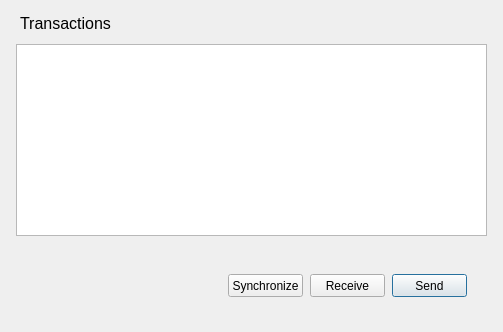
Above: views/gui/ui/WalletDialog.ui from RdeWilde/JoyStream before the change. Below: the same form after it.
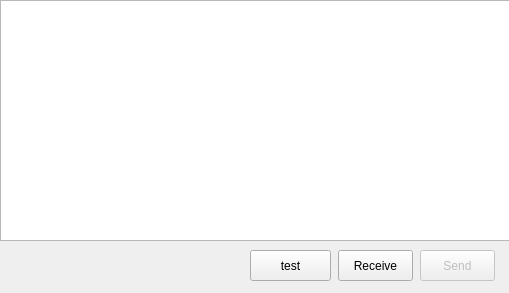
That is the form after the change.

```diff
--- a/views/gui/ui/WalletDialog.ui
+++ b/views/gui/ui/WalletDialog.ui
@@ -6,20 +6,23 @@
    <rect>
     <x>0</x>
     <y>0</y>
-    <width>503</width>
-    <height>332</height>
+    <width>509</width>
+    <height>293</height>
    </rect>
   </property>
   <property name="windowTitle">
    <string>Dialog</string>
   </property>
   <widget class="QPushButton" name="sendPushButton">
+   <property name="enabled">
+    <bool>false</bool>
+   </property>
    <property name="geometry">
     <rect>
-     <x>392</x>
-     <y>274</y>
+     <x>420</x>
+     <y>250</y>
      <width>75</width>
-     <height>23</height>
+     <height>31</height>
     </rect>
    </property>
    <property name="text">
@@ -29,10 +32,10 @@
   <widget class="QPushButton" name="receivePushButton">
    <property name="geometry">
     <rect>
-     <x>310</x>
-     <y>274</y>
+     <x>338</x>
+     <y>250</y>
      <width>75</width>
-     <height>23</height>
+     <height>31</height>
     </rect>
    </property>
    <property name="text">
@@ -42,41 +45,23 @@
   <widget class="QLabel" name="numKeys">
    <property name="geometry">
     <rect>
-     <x>18</x>
-     <y>280</y>
-     <width>233</width>
-     <height>16</height>
+     <x>10</x>
+     <y>250</y>
+     <width>201</width>
+     <height>21</height>
     </rect>
    </property>
    <property name="text">
     <string/>
    </property>
   </widget>
-  <widget class="QLabel" name="label">
-   <property name="geometry">
-    <rect>
-     <x>20</x>
-     <y>12</y>
-     <width>145</width>
-     <height>23</height>
-    </rect>
-   </property>
-   <property name="font">
-    <font>
-     <pointsize>12</pointsize>
-    </font>
-   </property>
-   <property name="text">
-    <string>Transactions</string>
-   </property>
-  </widget>
   <widget class="QLabel" name="numTransactions">
    <property name="geometry">
     <rect>
-     <x>18</x>
-     <y>290</y>
-     <width>233</width>
-     <height>16</height>
+     <x>10</x>
+     <y>270</y>
+     <width>201</width>
+     <height>21</height>
     </rect>
    </property>
    <property name="text">
@@ -86,23 +71,23 @@
   <widget class="QPushButton" name="synchronizePushButton">
    <property name="geometry">
     <rect>
-     <x>228</x>
-     <y>274</y>
-     <width>75</width>
-     <height>23</height>
+     <x>250</x>
+     <y>250</y>
+     <width>81</width>
+     <height>31</height>
     </rect>
    </property>
    <property name="text">
-    <string>Synchronize</string>
+    <string>test</string>
    </property>
   </widget>
   <widget class="QTreeView" name="walletTableView">
    <property name="geometry">
     <rect>
-     <x>16</x>
-     <y>44</y>
-     <width>471</width>
-     <height>192</height>
+     <x>0</x>
+     <y>0</y>
+     <width>511</width>
+     <height>241</height>
     </rect>
    </property>
    <property name="indentation">
```
